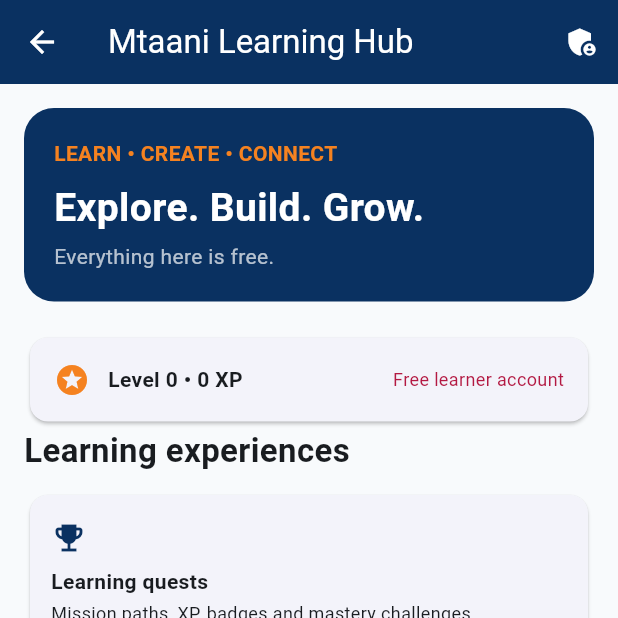
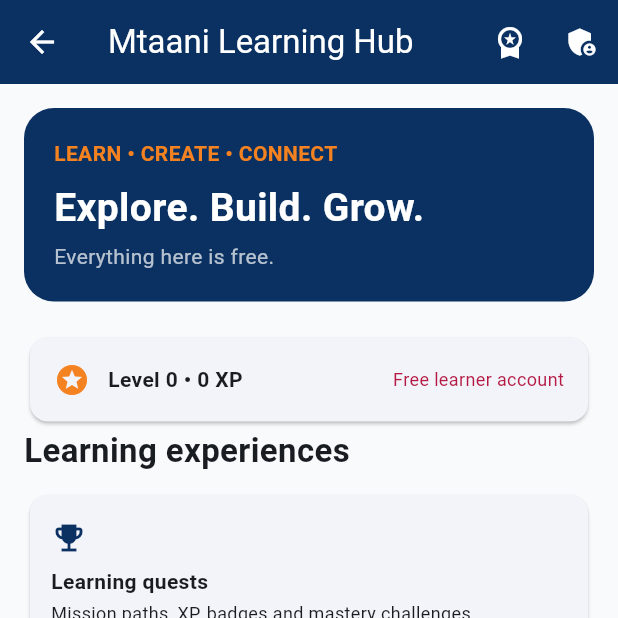
Before and after one commit to chrisndirangu54/AC-Mtaani-LMS, a Flutter app: the LearningHub screen opened directly, on a phone screen of 412 x 824 dp, the top half of it. Run offline on Flutter 3.47's test engine with Material 3 defaults, Android fonts, the phone set to English and light mode, and no system bars; our stand-ins replace cloud_firestore, cloud_functions, firebase_auth, firebase_core, shared_preferences; accounts and stored records are empty.

```diff
--- a/lib/learning_hub.dart
+++ b/lib/learning_hub.dart
@@ -1,6 +1,7 @@
 import 'package:flutter/material.dart';
 import 'staff_console.dart';
 import 'offline_learning.dart';
+import 'advanced_studio.dart';
 import 'package:cloud_functions/cloud_functions.dart';
 import 'package:cloud_firestore/cloud_firestore.dart';
 import 'package:firebase_auth/firebase_auth.dart';
@@ -23,7 +24,7 @@
 class LearningHub extends StatelessWidget {
  const LearningHub({super.key});
  @override Widget build(BuildContext context)=>Scaffold(
- appBar:AppBar(title:const Text('Mtaani Learning Hub'),backgroundColor:_navy,foregroundColor:Colors.white,actions:[IconButton(tooltip:'Staff studio',icon:const Icon(Icons.admin_panel_settings),onPressed:()=>Navigator.push(context,MaterialPageRoute(builder:(_)=>const StaffConsole()))) ]),
+ appBar:AppBar(title:const Text('Mtaani Learning Hub'),backgroundColor:_navy,foregroundColor:Colors.white,actions:[IconButton(tooltip:'Advanced learning',icon:const Icon(Icons.workspace_premium),onPressed:()=>Navigator.push(context,MaterialPageRoute(builder:(_)=>const AdvancedLearningStudio()))),IconButton(tooltip:'Staff studio',icon:const Icon(Icons.admin_panel_settings),onPressed:()=>Navigator.push(context,MaterialPageRoute(builder:(_)=>const StaffConsole()))) ]),
  body:ListView(padding:const EdgeInsets.all(16),children:[
   Container(padding:const EdgeInsets.all(20),decoration:BoxDecoration(color:_navy,borderRadius:BorderRadius.circular(20)),child:const Column(crossAxisAlignment:CrossAxisAlignment.start,children:[
    Text('LEARN • CREATE • CONNECT',style:TextStyle(color:_orange,fontWeight:FontWeight.bold)),
```
